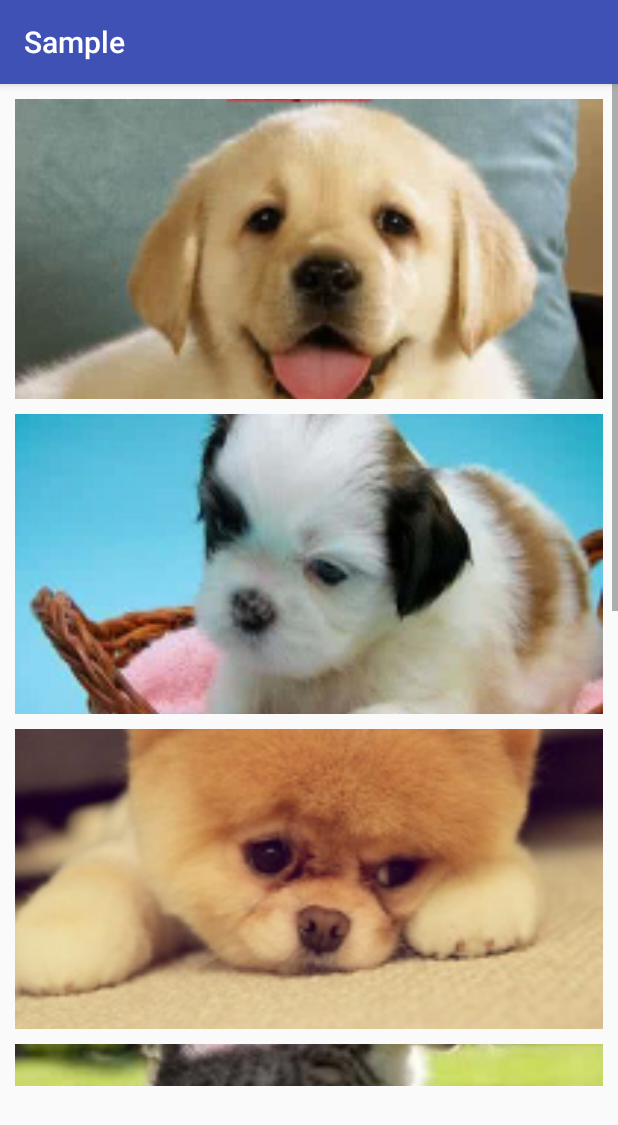
After one commit to CysionLiu/SelfAdjointView, an Android app: the SecondActivity screen opened directly, with no data from a screen before it, on a phone screen of 412 x 824 dp. The commit adds this screen. Shown: the top 1125 px of the screen. Run offline under Robolectric (Android 15) with nearby library versions, the phone set to English and light mode, and no system bars.

Commit message:
add a sample

```diff
--- a/AdjointLib/src/main/java/com/cysion/adjointlib/AdjointContainer.java
+++ b/AdjointLib/src/main/java/com/cysion/adjointlib/AdjointContainer.java
@@ -68,6 +68,9 @@ public class AdjointContainer extends RelativeLayout implements ViewTreeObserver
             parentLocation = mLocator.getLocation();
         }
 
+        if (mImageView==null) {
+            mImageView = (ImageView) getChildAt(0);
+        }
         mDrawable = mImageView.getDrawable();
         if (!enableScrollParallax || mDrawable == null || parentLocation.bottom == 0) {
             super.onDraw(canvas);
--- a/AdjointLib/src/main/java/com/cysion/adjointlib/AdjointStyle.java
+++ b/AdjointLib/src/main/java/com/cysion/adjointlib/style/AdjointStyle.java
@@ -1,4 +1,4 @@
-package com.cysion.adjointlib;
+package com.cysion.adjointlib.style;
 
 import android.graphics.Canvas;
 
--- a/sample/src/main/AndroidManifest.xml
+++ b/sample/src/main/AndroidManifest.xml
@@ -14,6 +14,8 @@
                 <category android:name="android.intent.category.LAUNCHER"/>
             </intent-filter>
         </activity>
+        <activity android:name=".SecondActivity">
+        </activity>
     </application>
 
 </manifest>
--- a/sample/src/main/java/com/cysion/sample/MainActivity.java
+++ b/sample/src/main/java/com/cysion/sample/MainActivity.java
@@ -1,11 +1,13 @@
 package com.cysion.sample;
 
+import android.content.Intent;
 import android.graphics.Rect;
 import android.os.Bundle;
 import android.support.v7.app.AppCompatActivity;
 import android.support.v7.widget.GridLayoutManager;
 import android.support.v7.widget.LinearLayoutManager;
 import android.support.v7.widget.RecyclerView;
+import android.view.View;
 
 import com.cysion.adjointlib.SimpleLocator;
 import com.cysion.adjointlib.utils.ALog;
@@ -43,4 +45,9 @@ public class MainActivity extends AppCompatActivity {
 
         mRecyclerView.setAdapter(mAdapter);
     }
+
+    public void next(View view) {
+        Intent myIntent = new Intent(MainActivity.this, SecondActivity.class);
+        startActivity(myIntent);
+    }
 }
--- /dev/null
+++ b/sample/src/main/java/com/cysion/sample/SecondActivity.java
@@ -0,0 +1,52 @@
+package com.cysion.sample;
+
+import android.graphics.Rect;
+import android.os.Bundle;
+import android.support.v7.app.AppCompatActivity;
+import android.widget.ScrollView;
+
+import com.cysion.adjointlib.AdjointContainer;
+import com.cysion.adjointlib.Locator;
+
+public class SecondActivity extends AppCompatActivity implements Locator {
+
+    private ScrollView mScrollView;
+    private AdjointContainer mContainer1;
+    private AdjointContainer mContainer2;
+    private AdjointContainer mContainer3;
+    private AdjointContainer mContainer4;
+    private AdjointContainer mContainer5;
+    private AdjointContainer mContainer6;
+    private Rect mR;
+
+    @Override
+    protected void onCreate(Bundle savedInstanceState) {
+        super.onCreate(savedInstanceState);
+        setContentView(R.layout.activity_second);
+        mScrollView = (ScrollView) findViewById(R.id.scroller);
+        mContainer1 = (AdjointContainer) findViewById(R.id.adcontainer1);
+        mContainer2 = (AdjointContainer) findViewById(R.id.adcontainer2);
+        mContainer3 = (AdjointContainer) findViewById(R.id.adcontainer3);
+        mContainer4 = (AdjointContainer) findViewById(R.id.adcontainer4);
+        mContainer5 = (AdjointContainer) findViewById(R.id.adcontainer5);
+        mContainer6 = (AdjointContainer) findViewById(R.id.adcontainer6);
+        mR = new Rect();
+        mScrollView.post(new Runnable() {
+            @Override
+            public void run() {
+                mScrollView.getGlobalVisibleRect(mR);
+                mContainer1.setLocator(SecondActivity.this);
+                mContainer2.setLocator(SecondActivity.this);
+                mContainer3.setLocator(SecondActivity.this);
+                mContainer4.setLocator(SecondActivity.this);
+                mContainer5.setLocator(SecondActivity.this);
+                mContainer6.setLocator(SecondActivity.this);
+            }
+        });
+    }
+
+    @Override
+    public Rect getLocation() {
+        return mR;
+    }
+}
--- a/sample/src/main/res/layout/activity_main.xml
+++ b/sample/src/main/res/layout/activity_main.xml
@@ -3,13 +3,22 @@
     xmlns:android="http://schemas.android.com/apk/res/android"
     xmlns:app="http://schemas.android.com/apk/res-auto"
     android:layout_width="match_parent"
-    android:layout_height="match_parent">
+    android:layout_height="match_parent"
+    android:orientation="vertical">
 
     <android.support.v7.widget.RecyclerView
         android:id="@+id/recycler"
         android:layout_width="match_parent"
-        android:layout_height="match_parent">
+        android:layout_height="0dp"
+        android:layout_weight="1">
+
     </android.support.v7.widget.RecyclerView>
 
-
+    <TextView
+        android:layout_width="wrap_content"
+        android:layout_height="wrap_content"
+        android:onClick="next"
+        android:background="@color/colorPrimary"
+        android:padding="5dp"
+        android:text="next page"/>
 </LinearLayout>
--- /dev/null
+++ b/sample/src/main/res/layout/activity_second.xml
@@ -0,0 +1,105 @@
+<?xml version="1.0" encoding="utf-8"?>
+<LinearLayout
+    xmlns:android="http://schemas.android.com/apk/res/android"
+    xmlns:app="http://schemas.android.com/apk/res-auto"
+    android:layout_width="match_parent"
+    android:layout_height="match_parent"
+    android:layout_marginBottom="100dp"
+    android:orientation="vertical">
+
+    <ScrollView
+        android:id="@+id/scroller"
+        android:layout_width="match_parent"
+        android:layout_height="match_parent"
+        android:layout_weight="1">
+
+        <LinearLayout
+            android:layout_width="match_parent"
+            android:layout_height="match_parent"
+            android:layout_margin="10dp"
+            android:orientation="vertical">
+
+            <com.cysion.adjointlib.AdjointContainer
+                android:id="@+id/adcontainer1"
+                android:layout_width="match_parent"
+
+                android:layout_height="200dp"
+                android:layout_marginBottom="10dp">
+
+                <com.cysion.adjointlib.view.AdjointImageView
+                    android:layout_width="match_parent"
+                    android:layout_height="wrap_content"
+                    android:adjustViewBounds="true"
+                    android:src="@mipmap/p1c"/>
+            </com.cysion.adjointlib.AdjointContainer>
+
+            <com.cysion.adjointlib.AdjointContainer
+                android:id="@+id/adcontainer2"
+                android:layout_width="match_parent"
+
+                android:layout_height="200dp"
+                android:layout_marginBottom="10dp">
+
+                <com.cysion.adjointlib.view.AdjointImageView
+                    android:layout_width="match_parent"
+                    android:layout_height="wrap_content"
+                    android:adjustViewBounds="true"
+                    android:src="@mipmap/p2c"/>
+            </com.cysion.adjointlib.AdjointContainer>
+
+            <com.cysion.adjointlib.AdjointContainer
+                android:id="@+id/adcontainer3"
+                android:layout_width="match_parent"
+                android:layout_height="200dp"
+                android:layout_marginBottom="10dp">
+
+                <com.cysion.adjointlib.view.AdjointImageView
+                    android:layout_width="match_parent"
+                    android:layout_height="wrap_content"
+                    android:adjustViewBounds="true"
+                    android:src="@mipmap/p3c"/>
+            </com.cysion.adjointlib.AdjointContainer>
+
+            <com.cysion.adjointlib.AdjointContainer
+                android:id="@+id/adcontainer4"
+                android:layout_width="match_parent"
+                android:layout_height="200dp"
+                android:layout_marginBottom="10dp">
+
+                <com.cysion.adjointlib.view.AdjointImageView
+                    android:layout_width="match_parent"
+                    android:layout_height="wrap_content"
+                    android:adjustViewBounds="true"
+                    android:src="@mipmap/p4c"/>
+            </com.cysion.adjointlib.AdjointContainer>
+
+            <com.cysion.adjointlib.AdjointContainer
+                android:id="@+id/adcontainer5"
+                android:layout_width="match_parent"
+                android:layout_height="200dp"
+                android:layout_marginBottom="10dp">
+
+                <com.cysion.adjointlib.view.AdjointImageView
+                    android:layout_width="match_parent"
+                    android:layout_height="wrap_content"
+                    android:adjustViewBounds="true"
+                    android:src="@mipmap/p5c"/>
+            </com.cysion.adjointlib.AdjointContainer>
+
+            <com.cysion.adjointlib.AdjointContainer
+                android:id="@+id/adcontainer6"
+                android:layout_width="match_parent"
+                android:layout_height="200dp"
+                android:layout_marginBottom="10dp">
+
+                <com.cysion.adjointlib.view.AdjointImageView
+                    android:layout_width="match_parent"
+                    android:layout_height="wrap_content"
+                    android:adjustViewBounds="true"
+                    android:src="@mipmap/p6c"/>
+            </com.cysion.adjointlib.AdjointContainer>
+
+        </LinearLayout>
+
+    </ScrollView>
+</LinearLayout>
```
Also changed, not shown: sample/src/main/res/mipmap-xxhdpi/p1c.jpg, sample/src/main/res/mipmap-xxhdpi/p2c.jpg, sample/src/main/res/mipmap-xxhdpi/p3c.jpg, sample/src/main/res/mipmap-xxhdpi/p4c.jpg, sample/src/main/res/mipmap-xxhdpi/p5c.jpg, sample/src/main/res/mipmap-xxhdpi/p6c.jpg.
